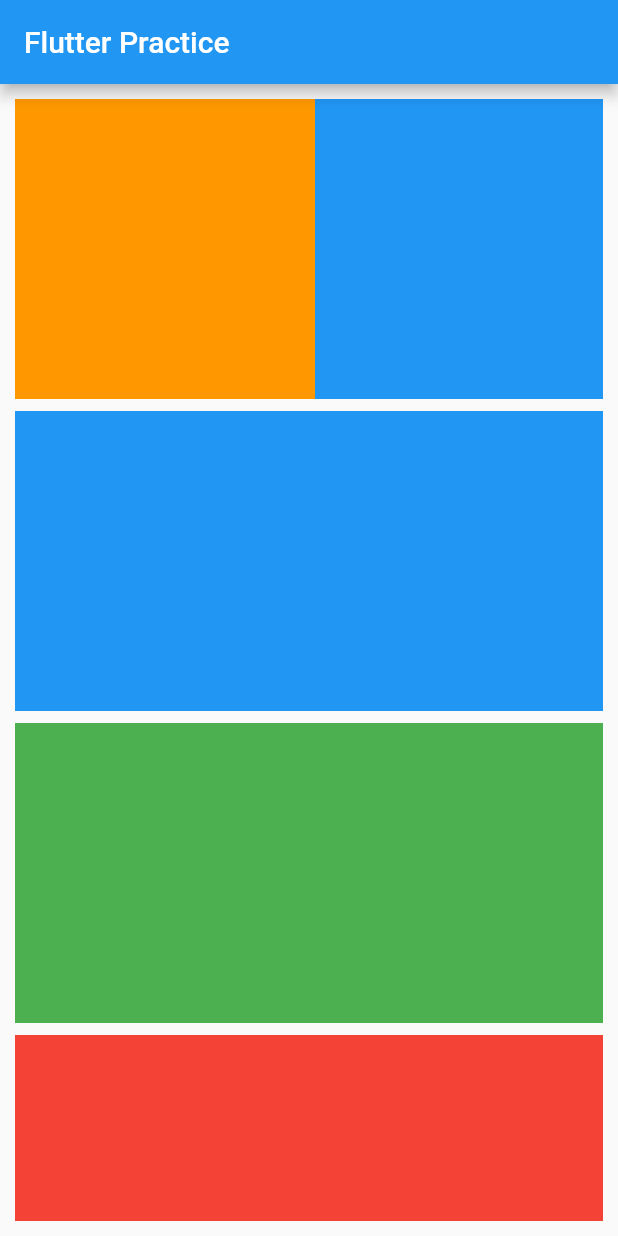
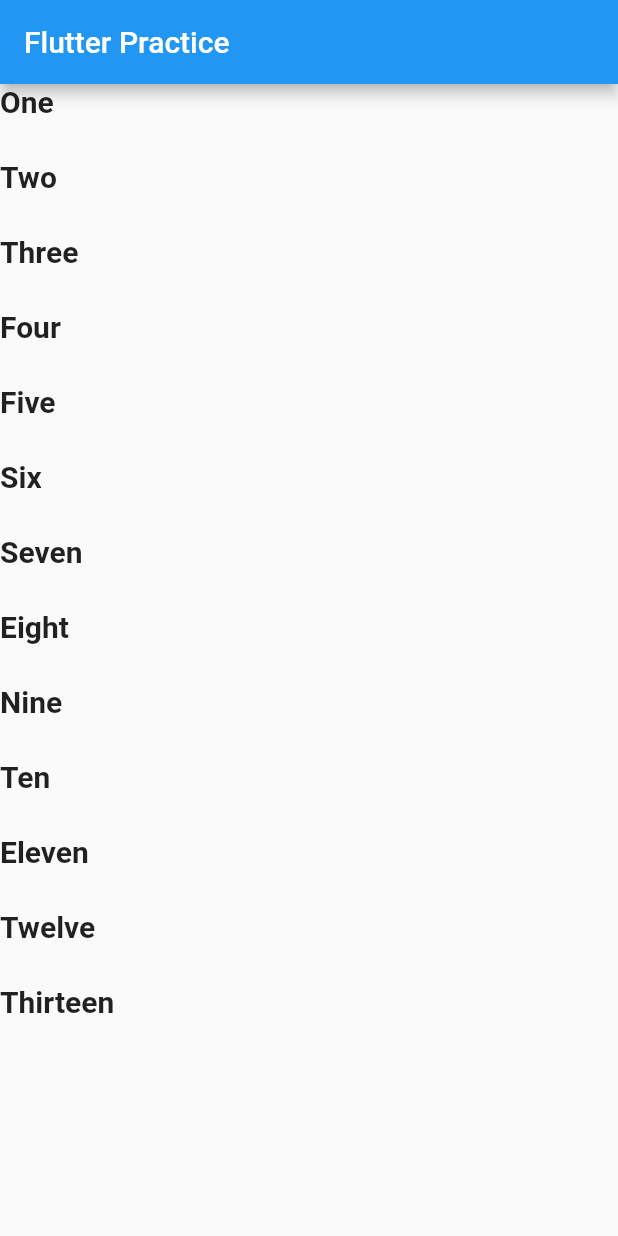
Before and after one commit to Arijit2003/Flutter-Practice, a Flutter app: the screen it shows after launch, on a phone screen of 412 x 824 dp. Run offline on Flutter 3.47's test engine with Material 2 defaults, Android fonts, the phone set to English and light mode, and no system bars; our stand-ins replace fluttertoast; project files that could hold a hidden picture were left out.

```diff
--- a/lib/main.dart
+++ b/lib/main.dart
@@ -62,127 +62,28 @@ class _MyHomePageState extends State<MyHomePage> {
         title: Text(widget.title),
       ),
       body:
-        Padding(
-          padding: const EdgeInsets.all(10.0),
-          child: SingleChildScrollView(
-            child:Column(
-              children: [
-                SingleChildScrollView(
-                  scrollDirection: Axis.horizontal,
-                  child: Row(
-                    children: [
-                      Container(
-                        margin: const EdgeInsets.only(bottom: 8),
-                        width: 200,
-                        height: 200,
-                        color: Colors.orange,
-                      ),
-                      Container(
-                        margin: const EdgeInsets.only(bottom: 8),
-                        width: 200,
-                        height: 200,
-                        color: Colors.blue,
-                      ),
-                      Container(
-                        margin: const EdgeInsets.only(bottom: 8),
-                        width: 200,
-                        height: 200,
-                        color: Colors.pink,
-                      ),
-                      Container(
-                        margin: const EdgeInsets.only(bottom: 8),
-                        width: 200,
-                        height: 200,
-                        color: Colors.yellowAccent,
-                      ),Container(
-                        margin: const EdgeInsets.only(bottom: 8),
-                        width: 200,
-                        height: 200,
-                        color: Colors.greenAccent,
-                      ),
-                      Container(
-                        margin: const EdgeInsets.only(bottom: 8),
-                        width: 200,
-                        height: 200,
-                        color: Colors.black87,
-                      ),
-                      Container(
-                        margin: const EdgeInsets.only(bottom: 8),
-                        width: 200,
-                        height: 200,
-                        color: Colors.amberAccent,
-                      ),
-                      Container(
-                        margin: const EdgeInsets.only(bottom: 8),
-                        width: 200,
-                        height: 200,
-                        color: Colors.red,
-                      ),
-                      Container(
-                        margin: const EdgeInsets.only(bottom: 8),
-                        width: 200,
-                        height: 200,
-                        color: Colors.orange,
-                      ),
+        ListView(
+          scrollDirection: Axis.vertical,
+          itemExtent: 50,
+          children: const [
+            Text("One",style: TextStyle(fontSize: 20,fontWeight: FontWeight.bold),),
+            Text("Two",style: TextStyle(fontSize: 20,fontWeight: FontWeight.bold),),
 
+            Text("Three",style: TextStyle(fontSize: 20,fontWeight: FontWeight.bold),),
 
-                    ],
-                  ),
-                ),
+            Text("Four",style: TextStyle(fontSize: 20,fontWeight: FontWeight.bold),),
 
+            Text("Five",style: TextStyle(fontSize: 20,fontWeight: FontWeight.bold),),
+            Text("Six",style: TextStyle(fontSize: 20,fontWeight: FontWeight.bold),),
+            Text("Seven",style: TextStyle(fontSize: 20,fontWeight: FontWeight.bold),),
 
-                Container(
-                  margin: const EdgeInsets.only(bottom: 8),
-                  height: 200,
-                  color: Colors.blue,
-                ),
-                Container(
-                  margin: const EdgeInsets.only(bottom: 8),
-                  height: 200,
-                  color: Colors.green
-                ),
-                Container(
-                  margin: const EdgeInsets.only(bottom: 8),
-                  height: 200,
-                  color: Colors.red,
-                ),
-                Container(
-                  margin: const EdgeInsets.only(bottom: 8),
-                  height: 200,
-                  color: Colors.pink,
-                ),
-                Container(
-                  margin: const EdgeInsets.only(bottom: 8),
-                  height: 200,
-                  color: Colors.yellow,
-                ),
-                Container(
-                  margin: const EdgeInsets.only(bottom: 8),
-                  height: 200,
-                  color: Colors.grey,
-                ),
-
-                Container(
-                  margin: const EdgeInsets.only(bottom: 8),
-                  height: 200,
-                  color: Colors.indigo,
-                ),
-                Container(
-                  margin: const EdgeInsets.only(bottom: 8),
-                  height: 200,
-                  color: Colors.black87,
-                ),
-                Container(
-                  margin: const EdgeInsets.only(bottom: 8),
-                  height: 200,
-                  color: Colors.yellowAccent,
-                ),
-
-
-
-              ],
-            ),
-          )
+            Text("Eight",style: TextStyle(fontSize: 20,fontWeight: FontWeight.bold),),
+            Text("Nine",style: TextStyle(fontSize: 20,fontWeight: FontWeight.bold),),
+            Text("Ten",style: TextStyle(fontSize: 20,fontWeight: FontWeight.bold),),
+            Text("Eleven",style: TextStyle(fontSize: 20,fontWeight: FontWeight.bold),),
+            Text("Twelve",style: TextStyle(fontSize: 20,fontWeight: FontWeight.bold),),
+            Text("Thirteen",style: TextStyle(fontSize: 20,fontWeight: FontWeight.bold),),
+          ],
         )
 
 
```
